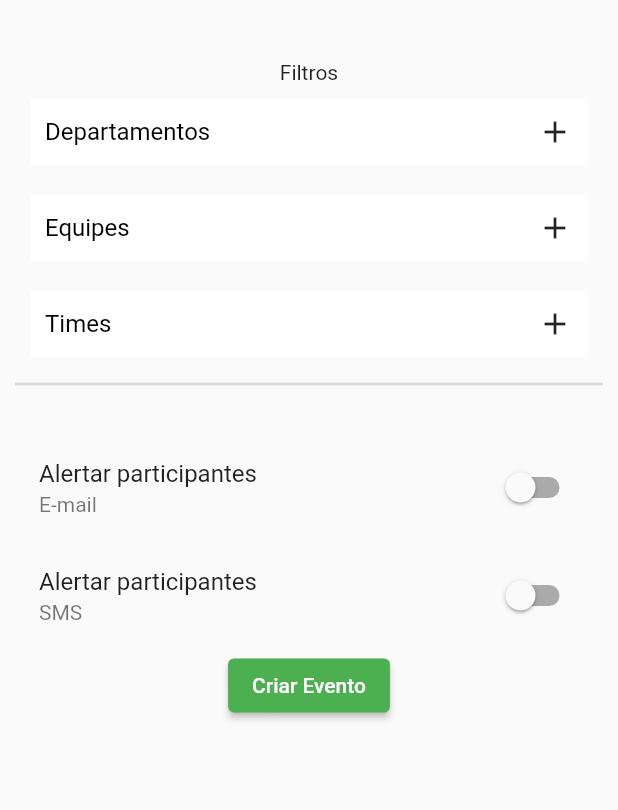
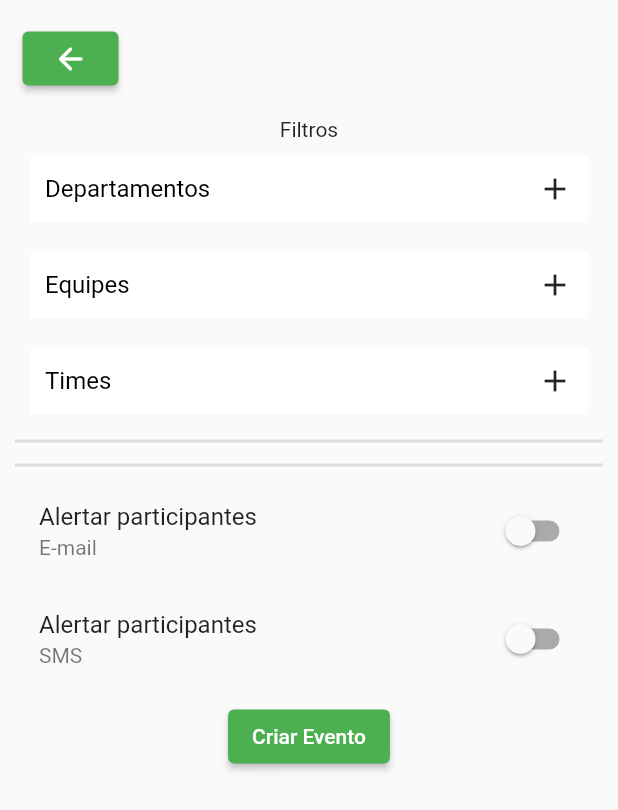
Before and after one commit to NicolasMDuarte/Cremeet, a Flutter app: the SelecionarCriar screen opened directly, on a phone screen of 412 x 824 dp. Shown: the top 810 px of the screen. Run offline on Flutter 3.47's test engine with Material 2 defaults, Android fonts, the phone set to English and light mode, and no system bars; drawn by our look-alikes of getwidget; our stand-ins replace google_fonts; missing offline and left inert: flutter_email_sender, flutter_sms; network calls fail.

Commit message:
update design
Back arrows, dividers e design geral

```diff
--- a/EmpresaApp/empresa_app/lib/screens/my_home_page.dart
+++ b/EmpresaApp/empresa_app/lib/screens/my_home_page.dart
@@ -156,6 +156,9 @@ class _MyHomePageState extends State<MyHomePage> {
                   ],
                 ),
               ),
+              Divider(
+                thickness: 2,
+              ),
               SingleChildScrollView(
                 child: Column(
                   children: eventos
--- a/EmpresaApp/empresa_app/lib/screens/selecionar_criar_evento.dart
+++ b/EmpresaApp/empresa_app/lib/screens/selecionar_criar_evento.dart
@@ -133,10 +133,18 @@ class _SelecionarCriarState extends State<SelecionarCriar> {
     return Scaffold(
       body: SingleChildScrollView(
         child: Container(
-          padding: EdgeInsets.all(10),
-          margin: EdgeInsets.only(top: 30),
+          padding: EdgeInsets.only(left: 10, right: 10, bottom: 10),
           child: Column(
             children: [
+              Container(
+                child: ElevatedButton(
+                    onPressed: () {
+                      Navigator.pop(context);
+                    },
+                    child: Icon(Icons.arrow_back_rounded)),
+                alignment: Alignment.topLeft,
+                margin: EdgeInsets.only(left: 5, top: 15, bottom: 15),
+              ),
               Container(
                 child: Text("Filtros"),
               ),
@@ -296,8 +304,10 @@ class _SelecionarCriarState extends State<SelecionarCriar> {
                     )
                     .toList(),
               ),
+              Divider(
+                thickness: 2,
+              ),
               Container(
-                padding: EdgeInsets.only(top: 25),
                 child: Column(
                   children: [
                     SwitchListTile(
@@ -318,13 +328,16 @@ class _SelecionarCriarState extends State<SelecionarCriar> {
                             _valueSendSMS = value;
                           });
                         }),
-                    ElevatedButton(
+                    Container(
+                      child: ElevatedButton(
                           onPressed: () => {
                                 setState(() {
                                   finalizar(context);
                                 })
                               },
                           child: Text("Criar Evento")),
+                      margin: EdgeInsets.only(top: 5),
+                    ),
                   ],
                   crossAxisAlignment: CrossAxisAlignment.center,
                 ),
```
Also changed, not shown: EmpresaApp/empresa_app/lib/screens/criar_evento.dart (+13 -1 lines), EmpresaApp/empresa_app/lib/screens/editar_evento.dart (+10 -1 lines), EmpresaApp/empresa_app/lib/screens/selecionar_editar_evento.dart (+17 -4 lines), EmpresaApp/empresa_app/lib/screens/excluir_evento.dart (deleted). Lines whose indentation alone changed are shown as unchanged.
